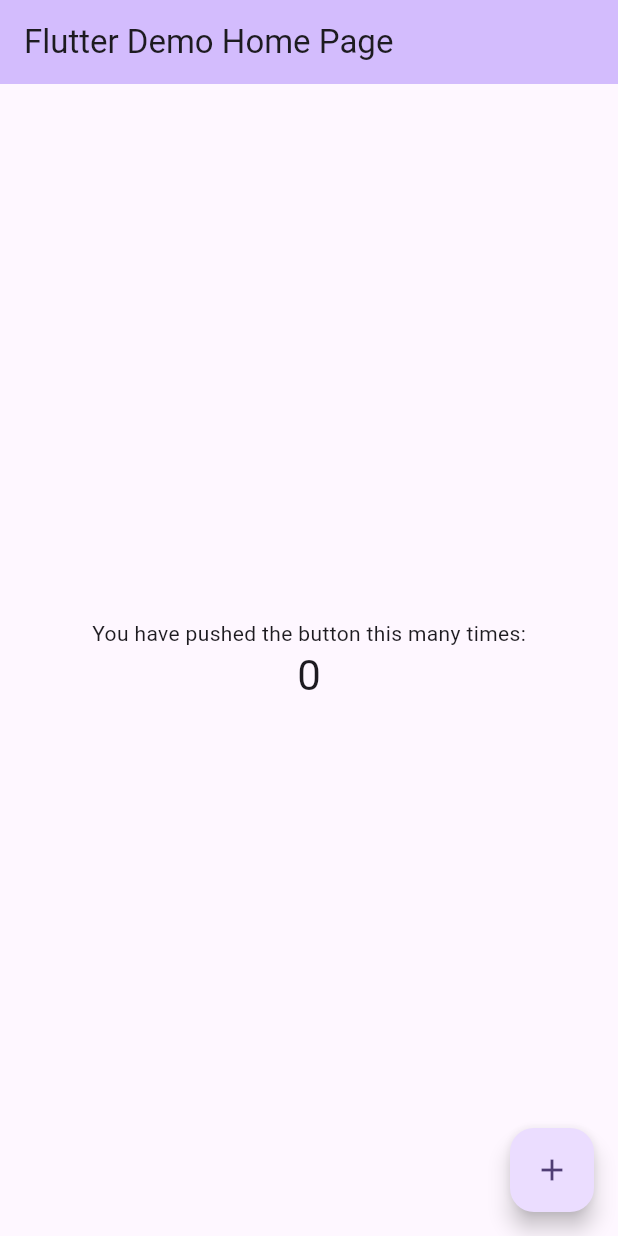
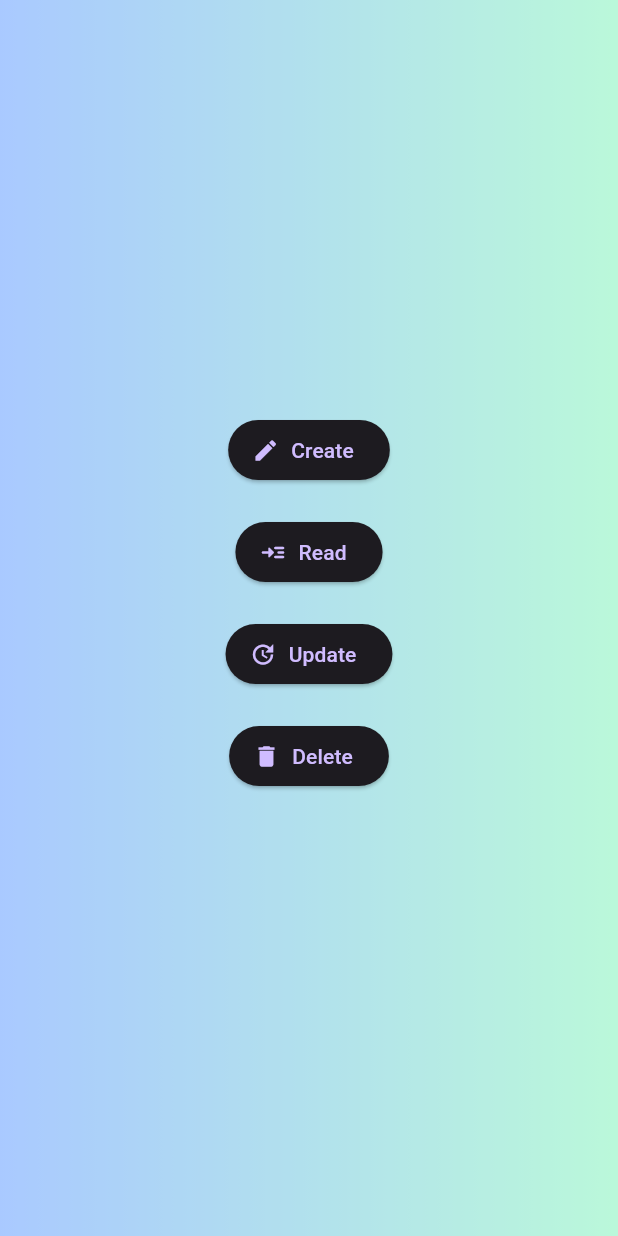
Before and after one commit to Kuhwu/flutter_crud, a Flutter app: the screen it shows after launch, on a phone screen of 412 x 824 dp. Run offline on Flutter 3.47's test engine with Material 3 defaults, Android fonts, the phone set to English and light mode, and no system bars.

Commit message:
Temporary Changes
Home Page Added

```diff
--- /dev/null
+++ b/lib/homePage.dart
@@ -0,0 +1,58 @@
+import 'package:flutter/material.dart';
+
+class HomePage extends StatefulWidget {
+  const HomePage({super.key});
+
+  @override
+  State<HomePage> createState() => _HomePageState();
+}
+
+class _HomePageState extends State<HomePage> {
+  @override
+  Widget build(BuildContext context) {
+    return Scaffold(
+        body: Container(
+      child: Stack(
+        children: [
+          Container(
+            decoration: BoxDecoration(
+                gradient: LinearGradient(
+                    colors: [Colors.blueAccent, Colors.greenAccent])),
+          ),
+          Container(
+            height: MediaQuery.of(context).size.height,
+            width: MediaQuery.of(context).size.width,
+            decoration: BoxDecoration(color: Colors.white54),
+          ),
+          Center(
+            child: Column(
+              mainAxisAlignment: MainAxisAlignment.center,
+              children: [
+                ElevatedButton.icon(
+                    onPressed: () {},
+                    icon: Icon(Icons.create),
+                    label: Text("Create")),
+                Padding(padding: EdgeInsets.only(top: 20)),
+                ElevatedButton.icon(
+                    onPressed: () {},
+                    icon: Icon(Icons.read_more_rounded),
+                    label: Text("Read")),
+                Padding(padding: EdgeInsets.only(top: 20)),
+                ElevatedButton.icon(
+                    onPressed: () {},
+                    icon: Icon(Icons.update),
+                    label: Text("Update")),
+                Padding(padding: EdgeInsets.only(top: 20)),
+                ElevatedButton.icon(
+                    onPressed: () {},
+                    icon: Icon(Icons.delete),
+                    label: Text("Delete")),
+                Padding(padding: EdgeInsets.only(top: 20)),
+              ],
+            ),
+          )
+        ],
+      ),
+    ));
+  }
+}
--- a/lib/main.dart
+++ b/lib/main.dart
@@ -1,4 +1,5 @@
 import 'package:flutter/material.dart';
+import 'package:flutter_crud/homePage.dart';
 
 void main() {
   runApp(const MyApp());
@@ -11,115 +12,9 @@ class MyApp extends StatelessWidget {
   @override
   Widget build(BuildContext context) {
     return MaterialApp(
-      title: 'Flutter Demo',
-      theme: ThemeData(
-        // This is the theme of your application.
-        //
-        // TRY THIS: Try running your application with "flutter run". You'll see
-        // the application has a purple toolbar. Then, without quitting the app,
-        // try changing the seedColor in the colorScheme below to Colors.green
-        // and then invoke "hot reload" (save your changes or press the "hot
-        // reload" button in a Flutter-supported IDE, or press "r" if you used
-        // the command line to start the app).
-        //
-        // Notice that the counter didn't reset back to zero; the application
-        // state is not lost during the reload. To reset the state, use hot
-        // restart instead.
-        //
-        // This works for code too, not just values: Most code changes can be
-        // tested with just a hot reload.
-        colorScheme: ColorScheme.fromSeed(seedColor: Colors.deepPurple),
-        useMaterial3: true,
-      ),
-      home: const MyHomePage(title: 'Flutter Demo Home Page'),
+      title: 'CRUD',
+      theme: ThemeData.dark(),
+      home: const HomePage(),
     );
   }
 }
-
-class MyHomePage extends StatefulWidget {
-  const MyHomePage({super.key, required this.title});
-
-  // This widget is the home page of your application. It is stateful, meaning
-  // that it has a State object (defined below) that contains fields that affect
-  // how it looks.
-
-  // This class is the configuration for the state. It holds the values (in this
-  // case the title) provided by the parent (in this case the App widget) and
-  // used by the build method of the State. Fields in a Widget subclass are
-  // always marked "final".
-
-  final String title;
-
-  @override
-  State<MyHomePage> createState() => _MyHomePageState();
-}
-
-class _MyHomePageState extends State<MyHomePage> {
-  int _counter = 0;
-
-  void _incrementCounter() {
-    setState(() {
-      // This call to setState tells the Flutter framework that something has
-      // changed in this State, which causes it to rerun the build method below
-      // so that the display can reflect the updated values. If we changed
-      // _counter without calling setState(), then the build method would not be
-      // called again, and so nothing would appear to happen.
-      _counter++;
-    });
-  }
-
-  @override
-  Widget build(BuildContext context) {
-    // This method is rerun every time setState is called, for instance as done
-    // by the _incrementCounter method above.
-    //
-    // The Flutter framework has been optimized to make rerunning build methods
-    // fast, so that you can just rebuild anything that needs updating rather
-    // than having to individually change instances of widgets.
-    return Scaffold(
-      appBar: AppBar(
-        // TRY THIS: Try changing the color here to a specific color (to
-        // Colors.amber, perhaps?) and trigger a hot reload to see the AppBar
-        // change color while the other colors stay the same.
-        backgroundColor: Theme.of(context).colorScheme.inversePrimary,
-        // Here we take the value from the MyHomePage object that was created by
-        // the App.build method, and use it to set our appbar title.
-        title: Text(widget.title),
-      ),
-      body: Center(
-        // Center is a layout widget. It takes a single child and positions it
-        // in the middle of the parent.
-        child: Column(
-          // Column is also a layout widget. It takes a list of children and
-          // arranges them vertically. By default, it sizes itself to fit its
-          // children horizontally, and tries to be as tall as its parent.
-          //
-          // Column has various properties to control how it sizes itself and
-          // how it positions its children. Here we use mainAxisAlignment to
-          // center the children vertically; the main axis here is the vertical
-          // axis because Columns are vertical (the cross axis would be
-          // horizontal).
-          //
-          // TRY THIS: Invoke "debug painting" (choose the "Toggle Debug Paint"
-          // action in the IDE, or press "p" in the console), to see the
-          // wireframe for each widget.
-          mainAxisAlignment: MainAxisAlignment.center,
-          children: <Widget>[
-            const Text(
-              'You have pushed the button this many times:',
-            ),
-            Text(
-              '$_counter',
-              style: Theme.of(context).textTheme.headlineMedium,
-            ),
-          ],
-        ),
-      ),
-      floatingActionButton: FloatingActionButton(
-        onPressed: _incrementCounter,
-        tooltip: 'Increment',
-        child: const Icon(Icons.add),
-      ), // This trailing comma makes auto-formatting nicer for build methods.
-    );
-  }
-}
```
